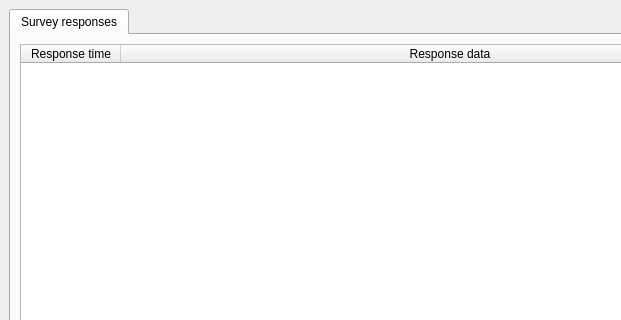
First picture: the form in client/src/ui/main_window.ui, repository prototypefund/DeKUF, before the edit; both pictures show x 0 to 621 and y 0 to 320 of the 800 by 600 pixel window.
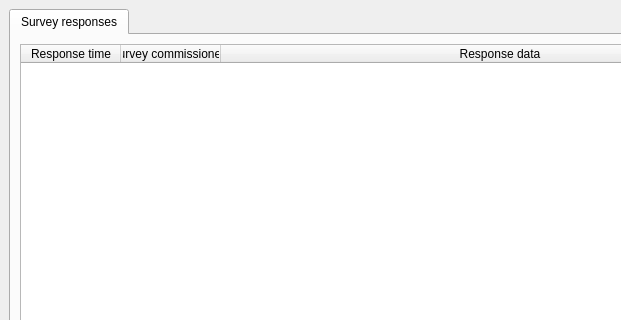
Second picture: the form after the edit.

Commit message:
Show survey responses properly
Resolves #14.

What changed in the file:
```diff
--- a/client/src/ui/main_window.ui
+++ b/client/src/ui/main_window.ui
@@ -34,7 +34,7 @@
            <bool>true</bool>
           </property>
           <property name="columnCount">
-           <number>2</number>
+           <number>3</number>
           </property>
           <attribute name="horizontalHeaderStretchLastSection">
            <bool>true</bool>
@@ -47,6 +47,11 @@
             <string>Response time</string>
            </property>
           </column>
+          <column>
+           <property name="text">
+            <string>Survey commissioners</string>
+           </property>
+          </column>
           <column>
            <property name="text">
             <string>Response data</string>
```
The commit also changes 1 other file.
